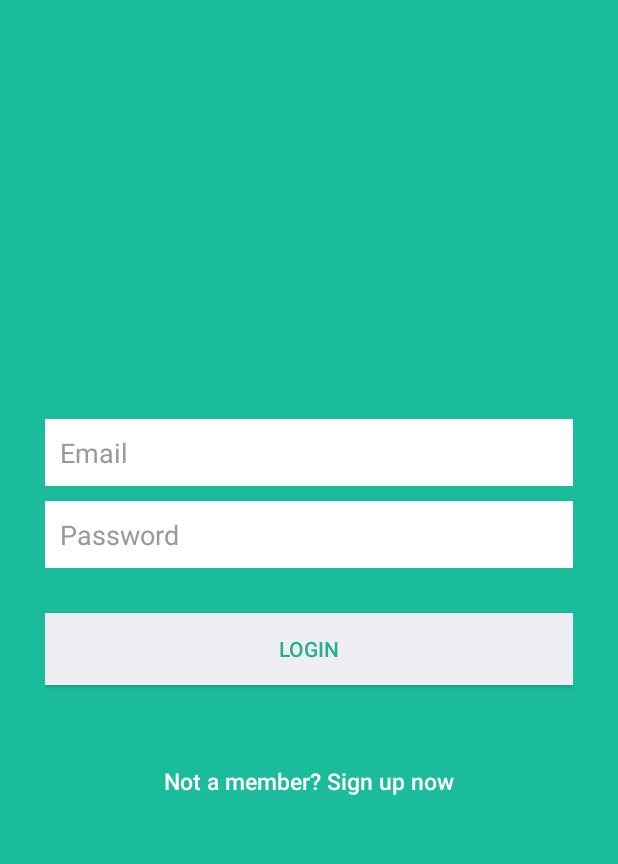
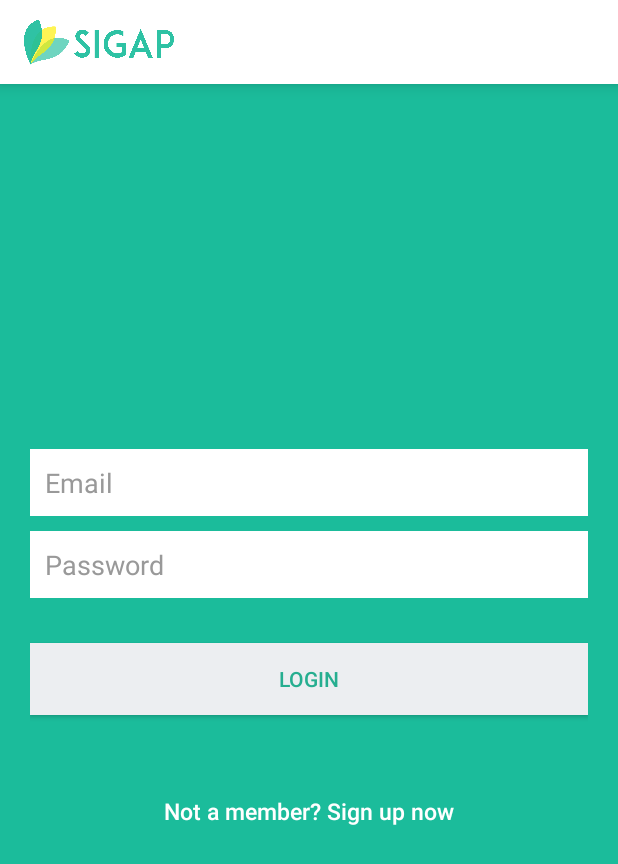
Before and after one commit to akhiyarwaladi/Skripsi-mobile, an Android app: the LoginActivity screen opened directly, with no data from a screen before it, on a phone screen of 412 x 824 dp. Shown: the top 864 px of the screen. Run offline under Robolectric (Android 15) with nearby library versions, the phone set to English and light mode, and no system bars; our stand-ins replace ButterKnife, Firebase (no records; nobody signed in at launch, a user with empty details on screens opened directly), Volley; network calls fail.

```diff
--- a/app/src/main/AndroidManifest.xml
+++ b/app/src/main/AndroidManifest.xml
@@ -23,6 +23,7 @@
             </intent-filter>
         </activity>
         <activity android:name=".activity.LoginActivity" />
+        <activity android:name=".activity.RegisterActivity" />
         <activity android:name=".activity.DetailActivity" />
 
         <!-- Firebase Notifications -->
--- a/app/src/main/java/com/example/aw/sigap/activity/DashboardActivity.java
+++ b/app/src/main/java/com/example/aw/sigap/activity/DashboardActivity.java
@@ -85,8 +85,10 @@ public class DashboardActivity extends BaseActivity {
         setSupportActionBar(toolbar);
 
         getSupportActionBar().setDisplayShowTitleEnabled(false);
+        //getSupportActionBar().setDisplayHomeAsUpEnabled(true);
+        //getSupportActionBar().setDisplayShowHomeEnabled(true);
+
         ButterKnife.bind(this);
-
         pDialog = new ProgressDialog(this);
         pDialog.setMessage("Loading...");
         pDialog.setCancelable(true);
--- a/app/src/main/java/com/example/aw/sigap/app/EndPoint.java
+++ b/app/src/main/java/com/example/aw/sigap/app/EndPoint.java
@@ -12,10 +12,11 @@ public class EndPoint {
 //    public static final String CHAT_THREAD = BASE_URL + "/chat_rooms/_ID_";
 //    public static final String CHAT_ROOM_MESSAGE = BASE_URL + "/chat_rooms/_ID_/message";
 
-    public static final String BASE_URL = "http://172.18.79.186/SiPadat-Server/v1";
+    public static final String BASE_URL = "http://192.168.1.140/SiPadat-Server/v1";
     public static final String URL_ALAT = BASE_URL + "/getalatuser";
     public static final String URL_DATA = BASE_URL + "/databyidalat";
     public static final String URL_LOGIN = BASE_URL + "/login";
+    public static final String URL_REGISTER = BASE_URL + "/register";
     //    public static final String URL_LAST_FIELD = BASE_URL_AGNOSTHINGS + "/channel/last/feed/457/20";
     //    public static final String URL_FIELD_LIMIT = BASE_URL_AGNOSTHINGS + "/channel/limit/feed/457";
 //    public static final String URL_CHANNEL_LIMIT =  "http://agnosthings.com/de0ba8bc-2206-11e6-8001-005056805279/channel/last/feed/457/20";
--- a/app/src/main/res/layout/activity_login.xml
+++ b/app/src/main/res/layout/activity_login.xml
@@ -1,15 +1,35 @@
 <?xml version="1.0" encoding="utf-8"?>
-<LinearLayout xmlns:android="http://schemas.android.com/apk/res/android"
-    android:layout_width="fill_parent"
-    android:layout_height="fill_parent"
+<LinearLayout
+    xmlns:android="http://schemas.android.com/apk/res/android"
+    xmlns:tools="http://schemas.android.com/tools"
+    android:layout_width="match_parent"
+    android:layout_height="match_parent"
     android:background="@color/colorPrimary"
     android:gravity="center"
-    android:orientation="vertical"
-    android:padding="10dp" >
+    android:paddingBottom="16dp"
+    tools:context=".activity.LoginActivity"
+    android:orientation="vertical">
 
+    <android.support.v7.widget.Toolbar
+        android:id="@+id/tool_bar"
+        xmlns:android="http://schemas.android.com/apk/res/android"
+        android:layout_width="match_parent"
+        android:layout_height="wrap_content"
+        android:background="#FFFFFF"
+        android:elevation="7dp"
+        android:theme="@style/ThemeOverlay.AppCompat.Dark">
+        <ImageView
+            android:layout_width="100dp"
+            android:layout_height="40dp"
+            android:src="@drawable/sigap1"/>
+    </android.support.v7.widget.Toolbar>
+
+    <ScrollView
+        android:layout_width="match_parent"
+        android:layout_height="match_parent">
         <LinearLayout
-        android:layout_width="fill_parent"
-        android:layout_height="wrap_content"
+            android:layout_width="match_parent"
+            android:layout_height="match_parent"
             android:layout_gravity="center"
             android:orientation="vertical"
             android:paddingLeft="20dp"
@@ -65,5 +85,5 @@
                 android:textColor="#FFFFFF"
                 android:textSize="15dp" />
         </LinearLayout>
-
+    </ScrollView>
 </LinearLayout>
```
Also changed, not shown: app/src/main/java/com/example/aw/sigap/activity/LoginActivity.java (+11 -0 lines), app/src/main/java/com/example/aw/sigap/activity/RegisterActivity.java (added, +134 -0 lines). Lines whose indentation alone changed are shown as unchanged.
